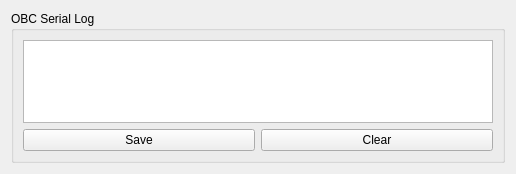
Old version of the form san-antonio/sanantonio/ui/obc_serial_log.ui in the repository jumiknows/AleasatV2.
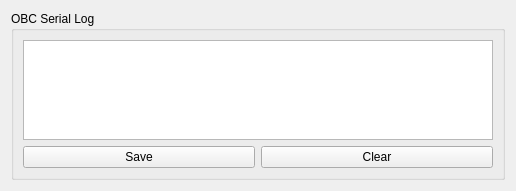
New version of the form.

```diff
--- a/san-antonio/sanantonio/ui/obc_serial_log.ui
+++ b/san-antonio/sanantonio/ui/obc_serial_log.ui
@@ -7,7 +7,7 @@
     <x>0</x>
     <y>0</y>
     <width>516</width>
-    <height>174</height>
+    <height>182</height>
    </rect>
   </property>
   <property name="windowTitle">
@@ -22,6 +22,12 @@
      <layout class="QGridLayout" name="gridLayout_5">
       <item row="0" column="0">
        <widget class="QTableWidget" name="obc_log_table">
+        <property name="minimumSize">
+         <size>
+          <width>0</width>
+          <height>100</height>
+         </size>
+        </property>
         <property name="editTriggers">
          <set>QAbstractItemView::NoEditTriggers</set>
         </property>
```
Lines whose indentation alone changed are shown as unchanged.
